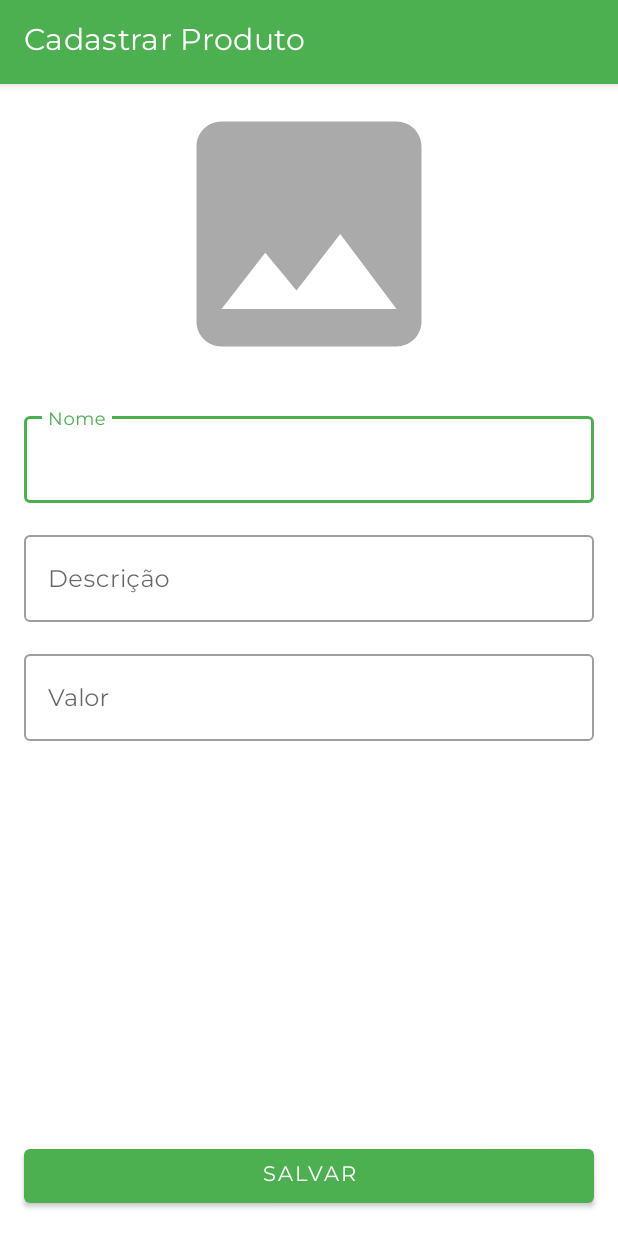
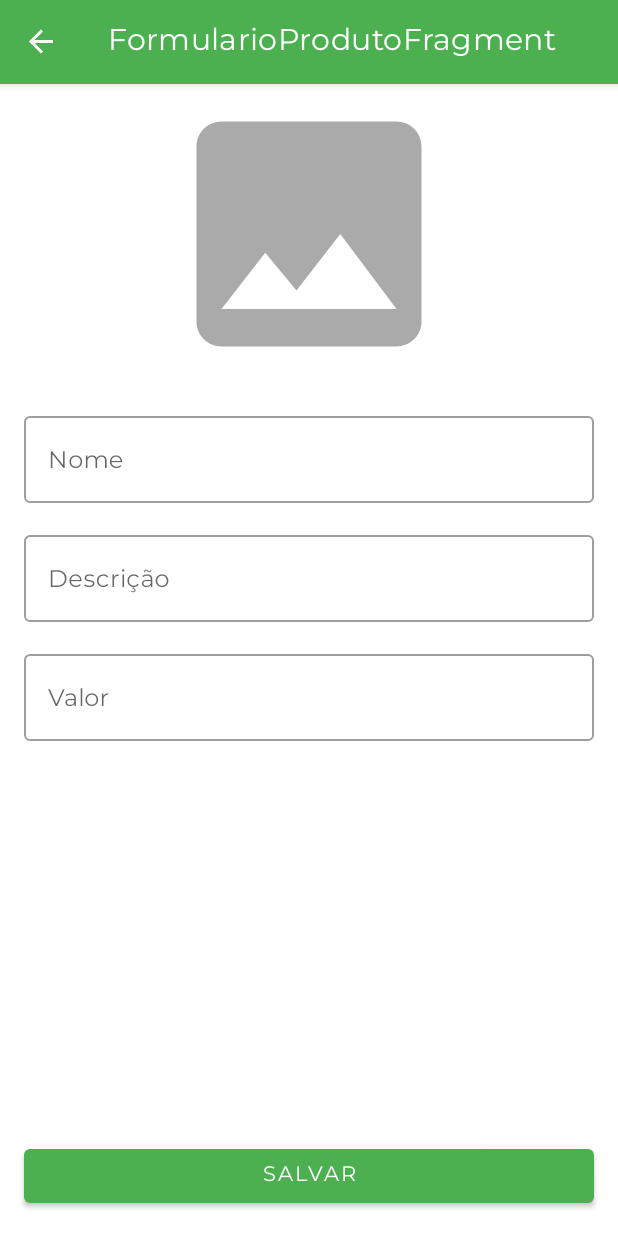
Before and after one commit to cailloutr/alura-kotlin-project-orgs, an Android app: the screen it shows after launch (FormularioProdutoActivity before the commit, MainActivity after it), after a tap on "NOVO PRODUTO", on a phone screen of 412 x 824 dp. Run offline under Robolectric (Android 15) with nearby library versions, the phone set to English and light mode, and no system bars; our stand-ins replace navigation-ui.

Commit message:
Refatoração para uma estrutura de Single activity e fragments, com navegação usando o Navigation Component

```diff
--- a/app/build.gradle
+++ b/app/build.gradle
@@ -1,6 +1,8 @@
 plugins {
     id 'com.android.application'
     id 'org.jetbrains.kotlin.android'
+    id 'kotlin-kapt'
+    id 'androidx.navigation.safeargs.kotlin'
 }
 
 android {
@@ -45,6 +47,10 @@ dependencies {
     implementation 'androidx.recyclerview:recyclerview:1.2.1'
     implementation 'io.coil-kt:coil:2.2.2'
 
+    //Navigation Component
+    implementation "androidx.navigation:navigation-fragment-ktx:2.5.3"
+    implementation "androidx.navigation:navigation-ui-ktx:2.5.3"
+
     testImplementation 'junit:junit:4.13.2'
     androidTestImplementation 'androidx.test.ext:junit:1.1.4'
     androidTestImplementation 'androidx.test.espresso:espresso-core:3.5.0'
--- a/app/src/main/java/com/example/orgs/FormularioProdutoActivity.kt
+++ /dev/null
@@ -1,74 +0,0 @@
-package com.example.orgs
-
-import android.net.Uri
-import android.os.Bundle
-import android.widget.ImageView
-import android.widget.Toast
-import androidx.appcompat.app.AppCompatActivity
-import com.example.orgs.dao.ProdutoDao
-import com.example.orgs.databinding.ActivityFormularioProdutoBinding
-import com.example.orgs.extensions.tentaCarregarImagem
-import com.example.orgs.model.Produto
-import com.example.orgs.ui.dialog.LoadImageDialog
-import java.math.BigDecimal
-
-class FormularioProdutoActivity : AppCompatActivity(), LoadImageDialog.ImageDialogListener {
-
-    private val produtoDao = ProdutoDao()
-    private lateinit var binding: ActivityFormularioProdutoBinding
-
-    private var url: Uri? = null
-
-    override fun onCreate(savedInstanceState: Bundle?) {
-        super.onCreate(savedInstanceState)
-        binding = ActivityFormularioProdutoBinding.inflate(layoutInflater)
-        setContentView(binding.root)
-
-        title = getString(R.string.formulario_produto_activity_app_title)
-
-        configuraBtnSalvar()
-
-        binding.produtoImagem.setOnClickListener {
-            val dialog = LoadImageDialog(this.url)
-            dialog.show(supportFragmentManager, "FormularioProduto")
-        }
-
-        binding.edtNome.setEndIconOnClickListener {
-            Toast.makeText(this, "Teste", Toast.LENGTH_SHORT).show()
-        }
-    }
-
-    private fun configuraBtnSalvar() {
-        binding.btnSalvar.setOnClickListener {
-            val produto = criaProduto()
-            produtoDao.adicionar(produto)
-            finish()
-        }
-    }
-
-    private fun criaProduto(): Produto {
-
-        val nome = binding.edtNome.editText?.text.toString()
-
-        val descricao = binding.edtDescricao.editText?.text.toString()
-
-        val edtValorText = binding.edtValor.editText?.text.toString()
-
-        val valor = if (edtValorText.isNotEmpty()) {
-            BigDecimal(edtValorText)
-        } else {
-            BigDecimal.ZERO
-        }
-
-        return Produto(noma = nome, descricao = descricao, preco = valor, imageUrl = url)
-    }
-
-    override fun onDialogPositiveClick(dialog: LoadImageDialog) {
-        url = dialog.url
-
-        binding.produtoImagem.apply {
-            tentaCarregarImagem(url)
-            scaleType = ImageView.ScaleType.CENTER_CROP
-        }
-    }
-}
--- /dev/null
+++ b/app/src/main/java/com/example/orgs/ui/MainActivity.kt
@@ -0,0 +1,34 @@
+package com.example.orgs.ui
+
+import android.os.Bundle
+import androidx.appcompat.app.AppCompatActivity
+import androidx.navigation.NavController
+import androidx.navigation.fragment.NavHostFragment
+import androidx.navigation.ui.setupActionBarWithNavController
+import com.example.orgs.R
+import com.example.orgs.databinding.ActivityMainBinding
+
+class MainActivity : AppCompatActivity() {
+
+    private lateinit var binding: ActivityMainBinding
+    private lateinit var navController: NavController
+
+    override fun onCreate(savedInstanceState: Bundle?) {
+        super.onCreate(savedInstanceState)
+        binding = ActivityMainBinding.inflate(layoutInflater)
+        setContentView(binding.root)
+
+        val navHostFragment =
+            supportFragmentManager.findFragmentById(R.id.nav_host_fragment) as NavHostFragment
+
+        navController = navHostFragment.navController
+
+        setupActionBarWithNavController(navController)
+
+    }
+
+    override fun onSupportNavigateUp(): Boolean {
+        return navController.navigateUp() || super.onSupportNavigateUp()
+    }
+
+}
--- a/app/src/main/java/com/example/orgs/ui/activity/ListaProdutosActivity.kt
+++ /dev/null
@@ -1,43 +0,0 @@
-package com.example.orgs.ui.activity
-
-import android.content.Intent
-import android.os.Bundle
-import androidx.appcompat.app.AppCompatActivity
-import androidx.recyclerview.widget.LinearLayoutManager
-import com.example.orgs.FormularioProdutoActivity
-import com.example.orgs.dao.ProdutoDao
-import com.example.orgs.databinding.ActivityListaProdutoBinding
-import com.example.orgs.ui.recyclerview.adapter.ListaProdutosAdapter
-
-class ListaProdutosActivity : AppCompatActivity() {
-    private val produtoDao = ProdutoDao()
-    private val listaProdutosAdapter = ListaProdutosAdapter(this, produtoDao.buscaTodos())
-
-    private lateinit var binding: ActivityListaProdutoBinding
-
-    override fun onCreate(savedInstanceState: Bundle?) {
-        super.onCreate(savedInstanceState)
-        binding = ActivityListaProdutoBinding.inflate(layoutInflater)
-        setContentView(binding.root)
-
-        configuraRecyclerView()
-        configuraFab()
-
-    }
-
-    override fun onResume() {
-        super.onResume()
-        listaProdutosAdapter.atualiza(produtoDao.buscaTodos())
-    }
-
-    fun configuraFab() {
-        binding.floatingActionButton.setOnClickListener {
-            startActivity(Intent(this, FormularioProdutoActivity::class.java))
-        }
-    }
-
-    fun configuraRecyclerView() {
-        binding.recyclerView.layoutManager = LinearLayoutManager(this, LinearLayoutManager.VERTICAL, false)
-        binding.recyclerView.adapter = listaProdutosAdapter
-    }
-}
--- /dev/null
+++ b/app/src/main/java/com/example/orgs/ui/fragments/FormularioProdutoFragment.kt
@@ -0,0 +1,95 @@
+package com.example.orgs.ui.fragments
+
+import android.net.Uri
+import android.os.Bundle
+import androidx.fragment.app.Fragment
+import android.view.LayoutInflater
+import android.view.View
+import android.view.ViewGroup
+import android.widget.ImageView
+import androidx.navigation.fragment.findNavController
+import com.example.orgs.dao.ProdutoDao
+import com.example.orgs.databinding.FragmentFormularioProdutoBinding
+import com.example.orgs.extensions.tentaCarregarImagem
+import com.example.orgs.model.Produto
+import com.example.orgs.ui.dialog.LoadImageDialog
+import java.math.BigDecimal
+
+
+class FormularioProdutoFragment : Fragment() {
+
+    private var _binding: FragmentFormularioProdutoBinding? = null
+    val binding get() = _binding!!
+
+    private lateinit var produtoDao: ProdutoDao
+    private var url: Uri? = null
+
+    override fun onCreate(savedInstanceState: Bundle?) {
+        super.onCreate(savedInstanceState)
+        produtoDao = ProdutoDao()
+    }
+
+    override fun onCreateView(
+        inflater: LayoutInflater, container: ViewGroup?,
+        savedInstanceState: Bundle?,
+    ): View {
+        // Inflate the layout for this fragment
+        _binding = FragmentFormularioProdutoBinding.inflate(inflater, container, false)
+        return binding.root
+    }
+
+    override fun onViewCreated(view: View, savedInstanceState: Bundle?) {
+        super.onViewCreated(view, savedInstanceState)
+
+        configuraBtnSalvar()
+
+        binding.produtoImagem.setOnClickListener {
+            val dialog = LoadImageDialog(this.url) { imagem ->
+                url = imagem
+                onPositiveClick()
+            }
+            dialog.show(childFragmentManager, "FormularioProduto")
+        }
+    }
+
+    private fun configuraBtnSalvar() {
+        binding.btnSalvar.setOnClickListener {
+            val produto = criaProduto()
+            produtoDao.adicionar(produto)
+
+            findNavController().navigate(
+                FormularioProdutoFragmentDirections
+                    .actionFormularioProdutoFragmentToListaProdutosFragment()
+            )
+        }
+    }
+
+    private fun criaProduto(): Produto {
+
+        val nome = binding.edtNome.editText?.text.toString()
+
+        val descricao = binding.edtDescricao.editText?.text.toString()
+
+        val edtValorText = binding.edtValor.editText?.text.toString()
+
+        val valor = if (edtValorText.isNotEmpty()) {
+            BigDecimal(edtValorText)
+        } else {
+            BigDecimal.ZERO
+        }
+
+        return Produto(noma = nome, descricao = descricao, preco = valor, imageUrl = url)
+    }
+
+    fun onPositiveClick() {
+        binding.produtoImagem.apply {
+            tentaCarregarImagem(url)
+            scaleType = ImageView.ScaleType.CENTER_CROP
+        }
+    }
+
+    override fun onDestroyView() {
+        super.onDestroyView()
+        _binding = null
+    }
+}
--- /dev/null
+++ b/app/src/main/java/com/example/orgs/ui/fragments/ListaProdutosFragment.kt
@@ -0,0 +1,69 @@
+package com.example.orgs.ui.fragments
+
+import android.os.Bundle
+import android.view.LayoutInflater
+import android.view.View
+import android.view.ViewGroup
+import androidx.fragment.app.Fragment
+import androidx.navigation.fragment.findNavController
+import androidx.recyclerview.widget.LinearLayoutManager
+import com.example.orgs.dao.ProdutoDao
+import com.example.orgs.databinding.FragmentListaProdutosBinding
+import com.example.orgs.ui.recyclerview.adapter.ListaProdutosAdapter
+
+
+class ListaProdutosFragment : Fragment() {
+
+    private var _binding: FragmentListaProdutosBinding? = null
+    private val binding get() = _binding!!
+
+    private lateinit var produtoDao: ProdutoDao
+    private lateinit var listaProdutosAdapter: ListaProdutosAdapter
+
+    override fun onCreate(savedInstanceState: Bundle?) {
+        super.onCreate(savedInstanceState)
+        produtoDao = ProdutoDao()
+        listaProdutosAdapter = ListaProdutosAdapter(requireContext(), produtoDao.buscaTodos())
+    }
+
+    override fun onCreateView(
+        inflater: LayoutInflater, container: ViewGroup?,
+        savedInstanceState: Bundle?,
+    ): View {
+        // Inflate the layout for this fragment
+        _binding = FragmentListaProdutosBinding.inflate(inflater, container, false)
+        return binding.root
+    }
+
+    override fun onViewCreated(view: View, savedInstanceState: Bundle?) {
+        super.onViewCreated(view, savedInstanceState)
+
+        configuraRecyclerView()
+        configuraFab()
+    }
+
+    override fun onResume() {
+        super.onResume()
+        listaProdutosAdapter.atualiza(produtoDao.buscaTodos())
+    }
+
+    fun configuraFab() {
+        binding.floatingActionButton.setOnClickListener {
+            findNavController().navigate(
+                ListaProdutosFragmentDirections
+                    .actionListaProdutosFragmentToFormularioProdutoFragment()
+            )
+        }
+    }
+
+    fun configuraRecyclerView() {
+        binding.recyclerView.layoutManager =
+            LinearLayoutManager(requireContext(), LinearLayoutManager.VERTICAL, false)
+        binding.recyclerView.adapter = listaProdutosAdapter
+    }
+
+    override fun onDestroyView() {
+        super.onDestroyView()
+        _binding = null
+    }
+}
--- /dev/null
+++ b/app/src/main/res/layout/activity_main.xml
@@ -0,0 +1,16 @@
+<?xml version="1.0" encoding="utf-8"?>
+<FrameLayout xmlns:android="http://schemas.android.com/apk/res/android"
+    xmlns:app="http://schemas.android.com/apk/res-auto"
+    xmlns:tools="http://schemas.android.com/tools"
+    android:layout_width="match_parent"
+    android:layout_height="match_parent"
+    tools:context=".ui.MainActivity">
+
+    <androidx.fragment.app.FragmentContainerView
+        android:id="@+id/nav_host_fragment"
+        android:name="androidx.navigation.fragment.NavHostFragment"
+        android:layout_width="match_parent"
+        android:layout_height="match_parent"
+        app:defaultNavHost="true"
+        app:navGraph="@navigation/nav_graph" />
+</FrameLayout>
--- a/app/src/main/res/layout/activity_formulario_produto.xml
+++ b/app/src/main/res/layout/fragment_formulario_produto.xml
@@ -9,7 +9,7 @@
     <androidx.constraintlayout.widget.ConstraintLayout
         android:layout_width="match_parent"
         android:layout_height="wrap_content"
-        tools:context=".FormularioProdutoActivity">
+        tools:context=".ui.fragments.FormularioProdutoActivity">
 
         <ImageView
             android:id="@+id/produto_imagem"
--- a/app/src/main/res/layout/activity_lista_produto.xml
+++ b/app/src/main/res/layout/fragment_lista_produtos.xml
@@ -4,7 +4,7 @@
     xmlns:tools="http://schemas.android.com/tools"
     android:layout_width="match_parent"
     android:layout_height="match_parent"
-    tools:context=".ui.activity.ListaProdutosActivity">
+    tools:context=".ui.fragments.ListaProdutosFragment">
 
 
     <androidx.recyclerview.widget.RecyclerView
--- /dev/null
+++ b/app/src/main/res/navigation/nav_graph.xml
@@ -0,0 +1,28 @@
+<?xml version="1.0" encoding="utf-8"?>
+<navigation xmlns:android="http://schemas.android.com/apk/res/android"
+    xmlns:app="http://schemas.android.com/apk/res-auto"
+    android:id="@+id/nav_graph.xml"
+    app:startDestination="@id/listaProdutosFragment">
+    <fragment
+        android:id="@+id/listaProdutosFragment"
+        android:name="com.example.orgs.ui.fragments.ListaProdutosFragment"
+        android:label="ListaProdutosFragment" >
+        <action
+            android:id="@+id/action_listaProdutosFragment_to_formularioProdutoFragment"
+            app:destination="@id/formularioProdutoFragment"
+            app:enterAnim="@anim/nav_default_enter_anim"
+            app:exitAnim="@anim/nav_default_exit_anim"
+            app:popEnterAnim="@anim/nav_default_pop_enter_anim"
+            app:popExitAnim="@anim/nav_default_pop_exit_anim" />
+    </fragment>
+    <fragment
+        android:id="@+id/formularioProdutoFragment"
+        android:name="com.example.orgs.ui.fragments.FormularioProdutoFragment"
+        android:label="FormularioProdutoFragment" >
+        <action
+            android:id="@+id/action_formularioProdutoFragment_to_listaProdutosFragment"
+            app:destination="@id/listaProdutosFragment"
+            app:popUpTo="@id/listaProdutosFragment"
+            app:popUpToInclusive="true" />
+    </fragment>
+</navigation>
```
Also changed, not shown: app/src/main/AndroidManifest.xml (+1 -13 lines), app/src/main/java/com/example/orgs/ui/dialog/LoadImageDialog.kt (+3 -26 lines), build.gradle (+8 -0 lines).
